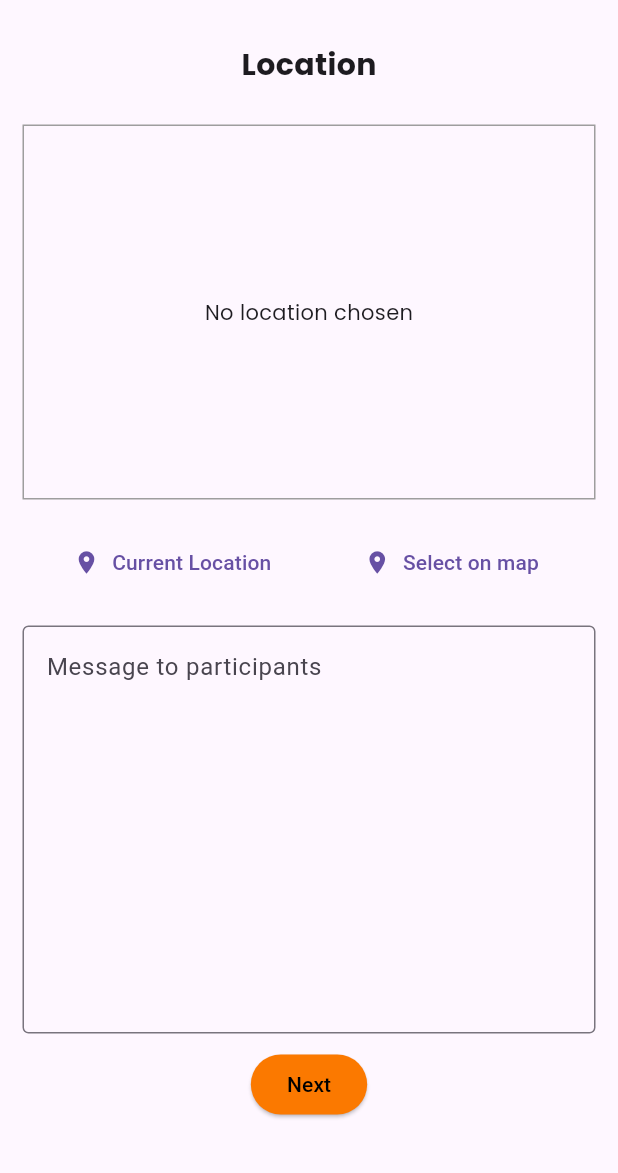
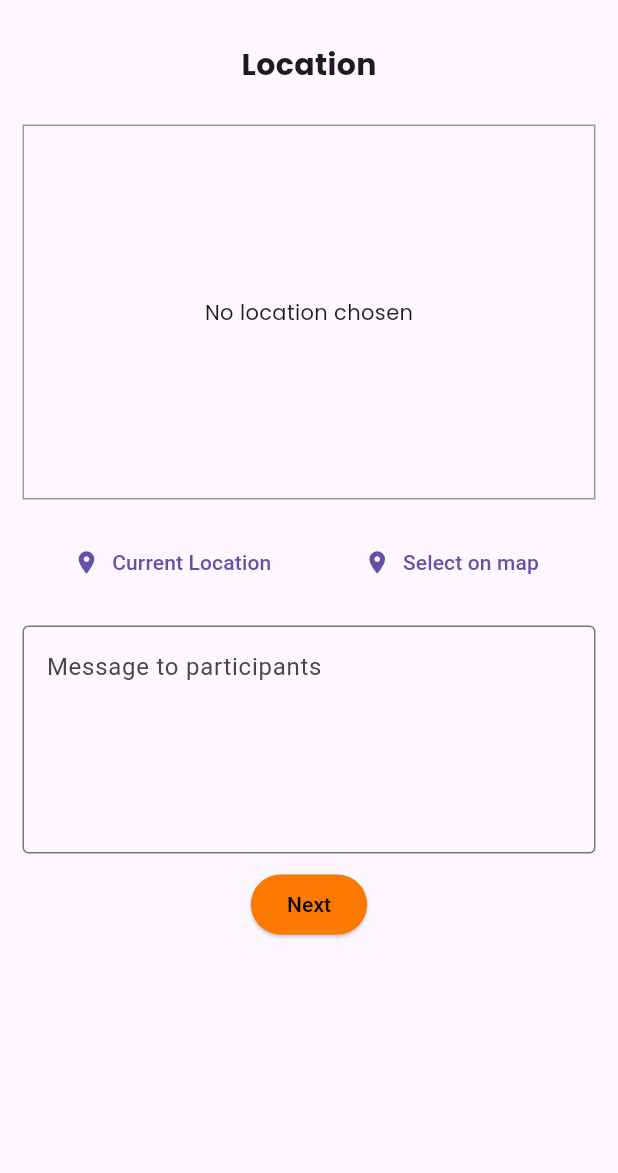
Before and after one commit to hvlkk/Guidely, a Flutter app: the TourCreatorSecondScreen screen opened directly, on a phone screen of 412 x 824 dp, the part 63-1236 px from its top. Run offline on Flutter 3.47's test engine with Material 3 defaults, Android fonts, the phone set to English and light mode, and no system bars; our stand-ins replace cloud_firestore, firebase_auth, firebase_core, firebase_storage, flutter_riverpod, flutter_svg and 4 more; accounts and stored records are empty; network calls fail.

Commit message:
More cleanup

```diff
--- a/lib/screens/util/tour_creation/tour_creator_second.dart
+++ b/lib/screens/util/tour_creation/tour_creator_second.dart
@@ -6,10 +6,12 @@ import 'package:guidely/misc/common.dart';
 import 'package:guidely/models/utils/location_input.dart';
 import 'package:guidely/models/data/tour_event_location.dart';
 import 'package:guidely/screens/util/map.dart';
+import 'package:guidely/screens/util/tour_creation/tour_creator_third.dart';
+import 'package:guidely/widgets/custom_text_field.dart';
 import 'package:location/location.dart';
 import 'package:http/http.dart' as http;
 
-const API_KEY = 'AIzaSyDKQj67ZoqcZ-UPXO1cnmGdYQ9wpKAoltI'; // to be changed
+const apiKey = 'AIzaSyDKQj67ZoqcZ-UPXO1cnmGdYQ9wpKAoltI'; // to be changed
 
 class TourCreatorSecondScreen extends StatefulWidget {
   const TourCreatorSecondScreen({super.key});
@@ -22,6 +24,7 @@ class TourCreatorSecondScreen extends StatefulWidget {
 class _TourCreatorSecondScreenState extends State<TourCreatorSecondScreen> {
   TourEventLocation? _pickedLocation;
   var _isGettingLocation = false;
+  final _messageController = TextEditingController();
 
   final FocusScopeNode _focusScopeNode = FocusScopeNode();
 
@@ -33,7 +36,7 @@ class _TourCreatorSecondScreenState extends State<TourCreatorSecondScreen> {
 
   Future<void> _savePlace(double lat, double long) async {
     final url = Uri.parse(
-        'https://maps.googleapis.com/maps/api/geocode/json?latlng=$lat,$long&key=$API_KEY');
+        'https://maps.googleapis.com/maps/api/geocode/json?latlng=$lat,$long&key=$apiKey');
     final response = await http.get(url);
 
     if (response.statusCode != 200) {
@@ -116,7 +119,7 @@ class _TourCreatorSecondScreenState extends State<TourCreatorSecondScreen> {
 
     final lat = _pickedLocation!.latitude;
     final long = _pickedLocation!.longitude;
-    return 'https://maps.googleapis.com/maps/api/staticmap?center=$lat,$long&zoom=16&size=600x300&maptype=roadmap&markers=color:red%7Clabel:S%7C$lat,$long&key=$API_KEY';
+    return 'https://maps.googleapis.com/maps/api/staticmap?center=$lat,$long&zoom=16&size=600x300&maptype=roadmap&markers=color:red%7Clabel:S%7C$lat,$long&key=$apiKey';
   }
 
   @override
@@ -173,28 +176,20 @@ class _TourCreatorSecondScreenState extends State<TourCreatorSecondScreen> {
                 },
               ),
               const SizedBox(height: 10),
-              GestureDetector(
-                onTap: () {
-                  if (!_focusScopeNode.hasPrimaryFocus) {
-                    _focusScopeNode.unfocus();
-                  }
-                },
-                child: TextFormField(
-                  decoration: const InputDecoration(
-                    hintText: 'Message to participants',
-                    border: OutlineInputBorder(
-                      borderSide: BorderSide(color: MainColors.divider),
-                    ),
-                    fillColor: MainColors.textHint,
-                  ),
-                  cursorHeight: 20,
-                  keyboardType: TextInputType.multiline,
-                  maxLines: 10,
-                ),
+              CustomTextField(
+                header: 'Message to participants',
+                controller: _messageController,
               ),
               const SizedBox(height: 10),
               ElevatedButton(
-                onPressed: () {},
+                onPressed: () {
+                  // to be implemented
+                  Navigator.of(context).push(
+                    MaterialPageRoute(
+                      builder: (context) => const TourCreatorThirdScreen(),
+                    ),
+                  );
+                },
                 style: ButtonStyle(
                   backgroundColor:
                       MaterialStateProperty.all(ButtonColors.primary),
--- /dev/null
+++ b/lib/widgets/custom_text_field.dart
@@ -0,0 +1,37 @@
+import 'package:flutter/material.dart';
+import 'package:guidely/misc/common.dart';
+
+class CustomTextField extends StatelessWidget {
+  final TextEditingController controller;
+  final String header;
+
+  const CustomTextField({
+    Key? key,
+    this.header = '',
+    required this.controller,
+  }) : super(key: key);
+
+  @override
+  Widget build(BuildContext context) {
+    return GestureDetector(
+      onTap: () {
+        FocusScope.of(context).requestFocus(FocusNode());
+      },
+      child: TextFormField(
+        decoration: InputDecoration(
+          hintText: header,
+          border: const OutlineInputBorder(
+            borderSide: BorderSide(color: MainColors.divider),
+          ),
+          fillColor: MainColors.textHint,
+        ),
+        keyboardType: TextInputType.multiline,
+        controller: controller,
+        maxLines: 5,
+      ),
+      onTapDown: (_) {
+        FocusScope.of(context).unfocus(); // Close the keyboard
+      },
+    );
+  }
+}
```
Also changed, not shown: lib/screens/util/tour_creation/tour_creator.dart (+3 -16 lines), lib/screens/util/tour_creation/tour_creator_third.dart (added, +22 -0 lines).
